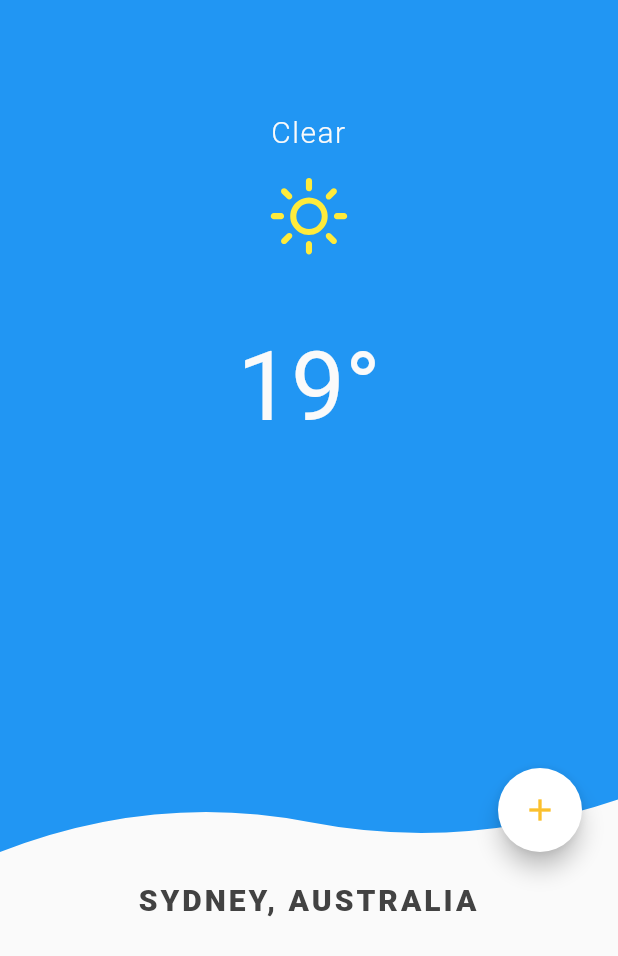
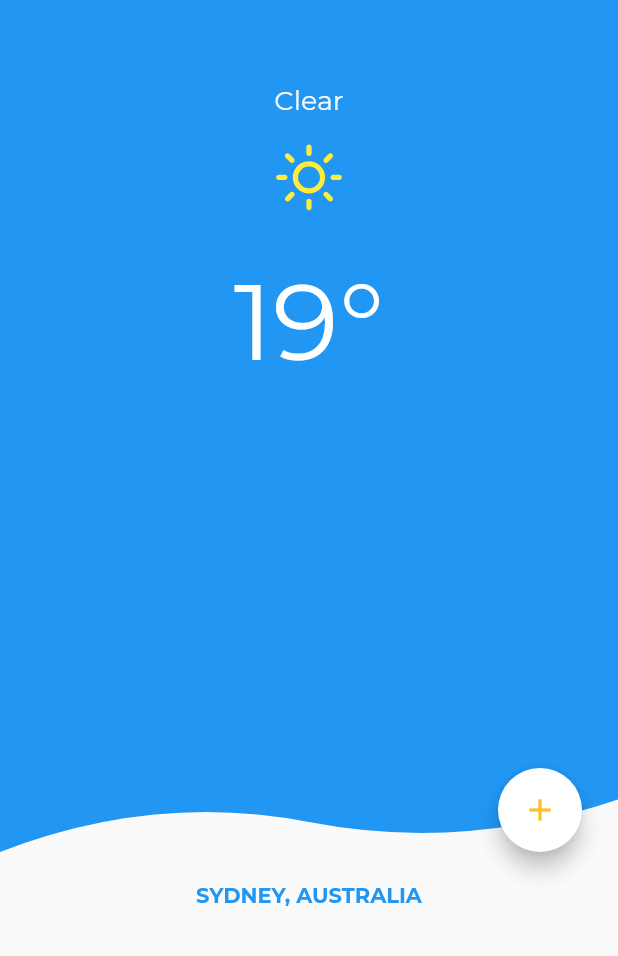
Before and after one commit to themobilecoder/my-local-weather, a Flutter app: the screen it shows after launch, on a phone screen of 412 x 824 dp. Shown: the top 956 px of the screen. Run offline on Flutter 3.47's test engine with Material 2 defaults, Android fonts, the phone set to English and light mode, and no system bars; our stand-ins replace weather_icons; project files that could hold a hidden picture were left out.

Commit message:
Update fonts

```diff
--- a/lib/home_page.dart
+++ b/lib/home_page.dart
@@ -29,33 +29,28 @@ class _HomePageState extends State<HomePage> {
                     child: Column(
                       crossAxisAlignment: CrossAxisAlignment.stretch,
                       children: <Widget>[
-                        SizedBox(
-                          height: 20,
-                        ),
                         Text(
                           'Clear',
                           textAlign: TextAlign.center,
                           style: TextStyle(
-                            fontSize: 20,
-                            color: Colors.grey.shade50,
-                            letterSpacing: 1,
-                            fontWeight: FontWeight.w300,
-                          ),
+                              fontFamily: 'Montserrat',
+                              fontSize: 18,
+                              color: Colors.grey.shade50),
                         ),
                         SizedBox(height: 10),
                         Icon(
                           WeatherIcons.day_sunny,
-                          size: 72,
+                          size: 62,
                           color: Colors.yellow,
                         ),
-                        SizedBox(height: 40),
+                        SizedBox(height: 20),
                         Text(
                           '19°',
                           textAlign: TextAlign.center,
                           style: TextStyle(
-                            fontSize: 64,
-                            color: Colors.grey.shade50,
-                            fontWeight: FontWeight.w400,
+                            fontFamily: 'Montserrat',
+                            fontSize: 72,
+                            color: Colors.white
                           ),
                         ),
                       ],
@@ -90,10 +85,9 @@ class _HomePageState extends State<HomePage> {
                     'SYDNEY, AUSTRALIA',
                     textAlign: TextAlign.center,
                     style: TextStyle(
-                      fontSize: 20,
-                      color: Colors.grey.shade800,
-                      letterSpacing: 2,
-                      fontWeight: FontWeight.w800,
+                      fontFamily: 'Montserrat',
+                      color: Colors.blue,
+                      fontWeight: FontWeight.bold
                     ),
                   ),
                 ],
```
Also changed, not shown: pubspec.yaml (+22 -0 lines), fonts/Montserrat-Black.ttf (added), fonts/Montserrat-BlackItalic.ttf (added), fonts/Montserrat-Bold.ttf (added), fonts/Montserrat-BoldItalic.ttf (added), fonts/Montserrat-ExtraBold.ttf (added), fonts/Montserrat-ExtraBoldItalic.ttf (added), fonts/Montserrat-ExtraLight.ttf (added), fonts/Montserrat-ExtraLightItalic.ttf (added), fonts/Montserrat-Italic.ttf (added), fonts/Montserrat-Light.ttf (added), fonts/Montserrat-LightItalic.ttf (added), fonts/Montserrat-Medium.ttf (added), fonts/Montserrat-MediumItalic.ttf (added), 6 more files.
